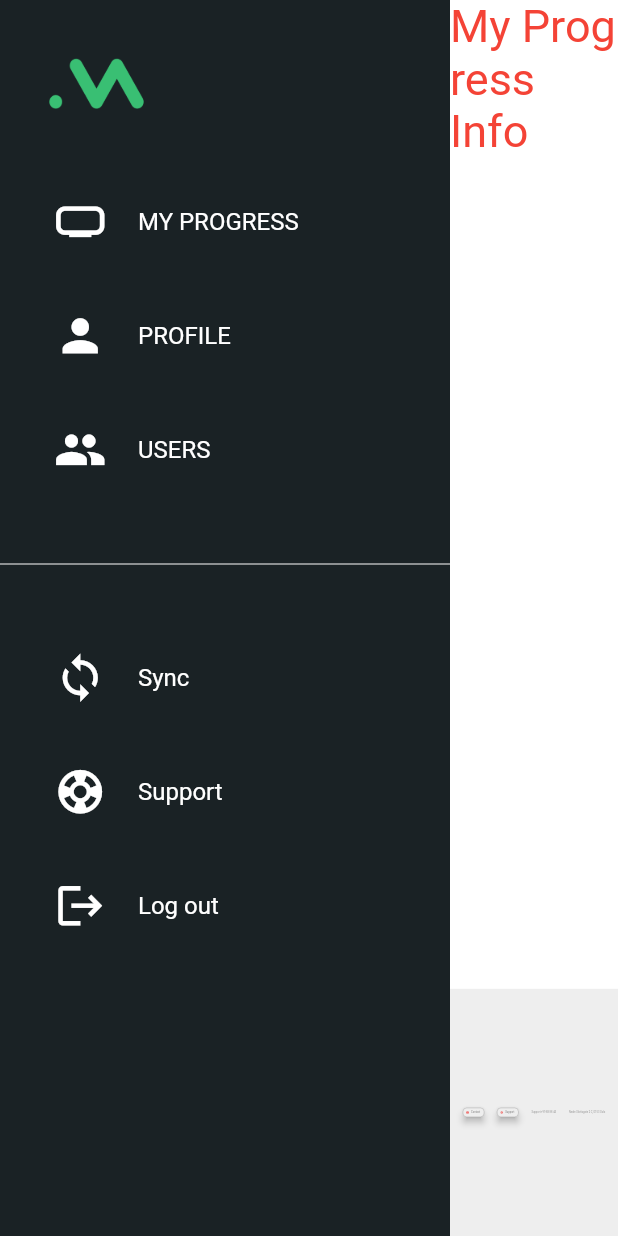
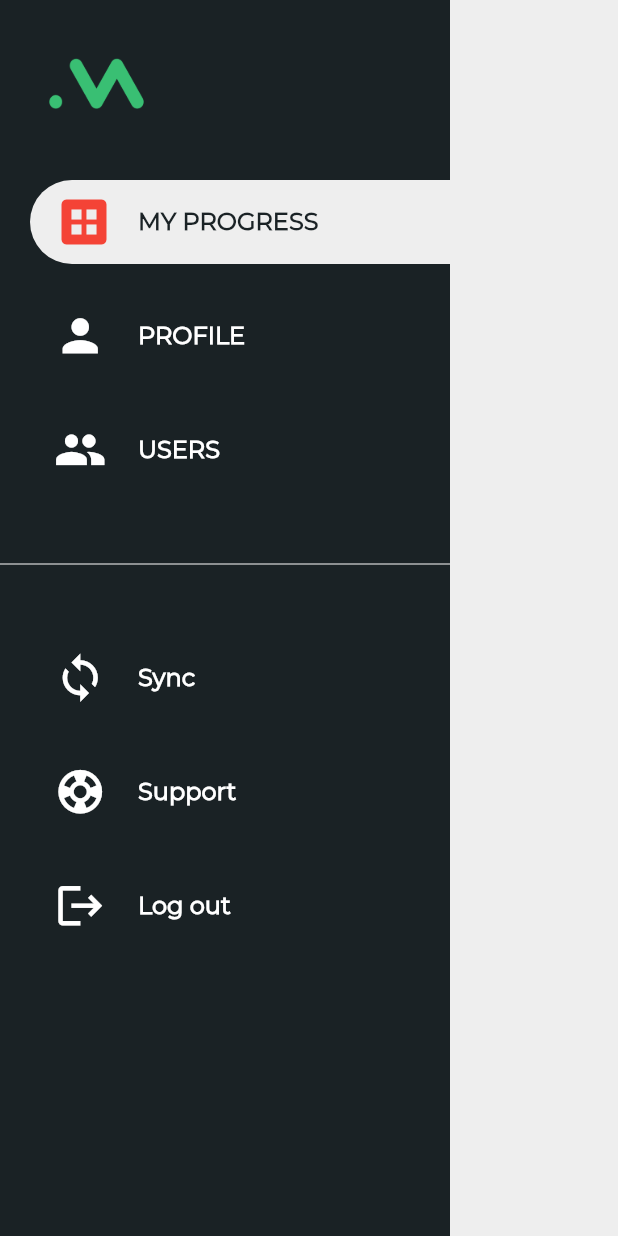
Before and after one commit to matanyos/smart_alert_demo_flutter, a Flutter app: the FullScreenHomePage screen opened directly, on a phone screen of 412 x 824 dp. Run offline on Flutter 3.47's test engine with Material 2 defaults, Android fonts, the light colour scheme and no system bars.

Commit message:
setup navigation menu

```diff
--- a/lib/main.dart
+++ b/lib/main.dart
@@ -1,11 +1,16 @@
 import 'package:flutter/material.dart';
+import 'package:provider/provider.dart';
+import 'package:smart_alert_demo_flutter/navigation_provider.dart';
 import 'package:smart_alert_demo_flutter/widgets/login_widget.dart';
 
 void main() {
-  runApp(const MaterialApp(
-    home: SmartAlertDemoApp(),
-    title: "Smart Alert | Minuendo",
-    ));
+  runApp(ChangeNotifierProvider(
+    create:(context)=> NavigationProvider(),
+    child: const MaterialApp(
+      home: SmartAlertDemoApp(),
+      title: "Smart Alert | Minuendo",
+      ),
+  ));
 }
 
 class SmartAlertDemoApp extends StatelessWidget {
--- /dev/null
+++ b/lib/navigation_provider.dart
@@ -0,0 +1,14 @@
+import 'package:flutter/foundation.dart';
+import 'package:smart_alert_demo_flutter/widgets/widgets_helper.dart';
+
+class NavigationProvider extends ChangeNotifier{
+  AppMenuItem menuItem = AppMenuItem.myProgress;
+
+  AppMenuItem get navigationItem => menuItem;
+
+  void setCurrentAppMenuItem(AppMenuItem item)
+{
+  menuItem = item;
+  notifyListeners();
+}
+}
--- a/lib/widgets/footer.dart
+++ b/lib/widgets/footer.dart
@@ -17,6 +17,7 @@ const Footer({Key? key, required this.isLoginPage}) : super(key: key);
                         await launchUrl(Uri(scheme: 'mailto',path:'support@minuendo.com'));
                        },
                       style: ButtonStyle(
+                        elevation: MaterialStateProperty.all<double>(0),
                           backgroundColor:
                               MaterialStateProperty.all<Color>(isLoginPage ?Colors.transparent:Colors.grey.shade200),
                           shape: MaterialStateProperty.all<RoundedRectangleBorder>(
@@ -35,6 +36,7 @@ const Footer({Key? key, required this.isLoginPage}) : super(key: key);
                         Utilities.openBrowserUrl(url: url);
                       },
                       style: ButtonStyle(
+                        elevation: MaterialStateProperty.all<double>(0),
                           backgroundColor:
                               MaterialStateProperty.all<Color>(isLoginPage ?Colors.transparent:Colors.grey.shade200),
                           shape: MaterialStateProperty.all<RoundedRectangleBorder>(
--- a/lib/widgets/home_page.dart
+++ b/lib/widgets/home_page.dart
@@ -17,16 +17,15 @@ class HomePageState extends State<HomePage>
   {
       return Scaffold(
         appBar:AppBar(
-          title: Container(alignment: Alignment.center,
-          child: Center(
-            child: SizedBox(
-              height: 50,
-              child: Image.asset('assets/logo.png')),
-          )),
+          title: Image.asset('assets/logo.png',height: 60),
+          centerTitle: true,
           backgroundColor: const Color.fromARGB(255,26,34,37),
           toolbarHeight: 50,
         ),
-        drawer: NavigationDrawer(onMenuItemChanged: (item) => setState(()=> currentMenuItem = item)));
+        body: Container(
+          color: Colors.grey.shade200,
+          child: Column(children: [WidgetHelper.getWidgetView(menuItem: currentMenuItem,context: context)])),
+        drawer: const NavigationDrawer());
   }
 }
 
@@ -45,30 +44,10 @@ class _FullScreenHomePageState extends State<FullScreenHomePage> {
   Widget build(BuildContext context) => Scaffold(
     body: Row(
       children: [
-         NavigationDrawer(onMenuItemChanged: (item) => setState(()=> currentMenuItem = item)),
-         getWidgetView(menuItem: currentMenuItem),
+         const NavigationDrawer(),
+         Expanded(child: Container(color: Colors.grey.shade200, child: WidgetHelper.getWidgetView(menuItem: currentMenuItem,context: context))),
       ]
     )
   );
 
-  Widget getWidgetView({required AppMenuItem menuItem})
-  {
-    if(menuItem == AppMenuItem.myProgress)
-      {
-        return WidgetHelper.getMyProgressView();
-      }
-      else if(menuItem == AppMenuItem.profile)
-      {
-        return const Text('Profile');
-      }
-      else if(menuItem == AppMenuItem.users)
-      {
-        return const Text('Users');
-      }
-      else
-      {
-        return const Text('Sync');
-      }
-  }
-
 }
--- /dev/null
+++ b/lib/widgets/my_progress_view.dart
@@ -0,0 +1,21 @@
+import 'package:flutter/material.dart';
+import 'package:smart_alert_demo_flutter/widgets/widgets_helper.dart';
+
+class MyProgressViewWidget extends StatelessWidget {
+  const MyProgressViewWidget({
+    Key? key,
+  }) : super(key: key);
+
+  @override
+  Widget build(BuildContext context) {
+    return Padding(
+      padding: const EdgeInsets.fromLTRB(200,50,200,50),
+      child: Column(
+        children: [
+          Expanded(flex : 5,child: Container(height: 900,width: 400, color: Colors.blue)),
+          WidgetHelper.getViewsFooter()
+        ],
+      )
+    );
+  }
+}
--- a/lib/widgets/navigation_drawer.dart
+++ b/lib/widgets/navigation_drawer.dart
@@ -4,9 +4,8 @@ import 'package:smart_alert_demo_flutter/widgets/widgets_helper.dart';
 
 class NavigationDrawer extends StatelessWidget {
 
-final Function(AppMenuItem) onMenuItemChanged;
 
-    const NavigationDrawer({Key? key, required this.onMenuItemChanged}) : super(key: key);
+    const NavigationDrawer({Key? key}) : super(key: key);
   @override
     Widget build(BuildContext context)
 {
@@ -14,21 +13,22 @@ final Function(AppMenuItem) onMenuItemChanged;
 
     return Drawer(
     width: widthValue,
-    backgroundColor: const Color.fromARGB(255,26,34,37),
-      child:SingleChildScrollView(
-        child: Container(
-          color:const Color.fromARGB(255,26,34,37) ,
-          child: Column(
-            crossAxisAlignment: CrossAxisAlignment.stretch,
-            children: [
-              WidgetHelper.buildHeader(context),
-              Padding(
-                padding: const EdgeInsets.only(top:30),
-                 child: WidgetHelper.buildMenuItems(
-                  context,
-                  (item)=>{onMenuItemChanged(item)}))
-            ],),
-        )));
+      child:Container(
+        color:const Color.fromARGB(255,26,34,37),
+        child: ListView(
+          children: [
+              Column(
+                children:[
+                    WidgetHelper.buildHeader(context),
+                    Column(
+                      children: [
+                         Padding(
+                            padding: const EdgeInsets.only(top:30),
+                            child: WidgetHelper.buildMenuItems(context)),
+              ],
+            ),])
+          ],),
+      ));
 }
 
 }
--- a/lib/widgets/password_field_text.dart
+++ b/lib/widgets/password_field_text.dart
@@ -15,7 +15,7 @@ class PasswordTextFieldState extends State<PasswordTextField> {
   TextEditingController passwordTextFieldController;
   PasswordTextFieldState({required this.passwordTextFieldController});
   final textFieldFocusNode = FocusNode();
-  bool obscured = false;
+  bool obscured = true;
 
   void toggleObscured() {
     setState(() {
--- a/lib/widgets/widgets_helper.dart
+++ b/lib/widgets/widgets_helper.dart
@@ -1,87 +1,166 @@
 import 'package:flutter/foundation.dart';
 import 'package:flutter/material.dart';
+import 'package:provider/provider.dart';
+import 'package:smart_alert_demo_flutter/navigation_provider.dart';
 import 'package:smart_alert_demo_flutter/widgets/footer.dart';
 
 import '../main.dart';
 import '../utilities.dart';
+import 'my_progress_view.dart';
 
-class WidgetHelper
-{
-    static Widget buildHeader(BuildContext context)
-    {
+class WidgetHelper {
+  static Widget buildHeader(BuildContext context) {
     return Container(
-            padding:EdgeInsets.only(top:MediaQuery.of(context).padding.top),
-            child: Container(height: 90,color:const Color.fromARGB(255,26,34,37),
-            child: Row(
-              children: [Padding(
-                padding: const EdgeInsets.fromLTRB(20,30,0,0),
+        padding: EdgeInsets.only(top: MediaQuery.of(context).padding.top),
+        child: Container(
+          height: 90,
+          color: const Color.fromARGB(255, 26, 34, 37),
+          child: Row(children: [
+            Padding(
+              padding: const EdgeInsets.fromLTRB(20, 30, 0, 0),
               child: Image.asset('assets/iconGreen.PNG'),
-              )]),
+            )
+          ]),
         ));
   }
-    static Widget buildMenuItems(BuildContext context, Function(AppMenuItem) selected)
-    {
+
+  static Widget buildMenuItems(BuildContext context) {
     return Column(
       children: [
-                createMenuItem(title:'MY PROGRESS',icon: Icons.home_max_outlined, onTapFunction: ()=>selected(AppMenuItem.myProgress)),
+        createMenuItem(
+            title: 'MY PROGRESS',
+            menuItem: AppMenuItem.myProgress,
+            icon: Icons.dataset_rounded,
+            context: context),
         const SizedBox(height: 20),
-                createMenuItem(title:'PROFILE',icon: Icons.person, onTapFunction: ()=>selected(AppMenuItem.profile)),
+        createMenuItem(
+            title: 'PROFILE',
+            menuItem: AppMenuItem.profile,
+            icon: Icons.person,
+            context: context),
         const SizedBox(height: 20),
-                createMenuItem(title:'USERS',icon: Icons.people,onTapFunction: ()=>selected(AppMenuItem.users)),
+        createMenuItem(
+            title: 'USERS',
+            menuItem: AppMenuItem.users,
+            icon: Icons.people,
+            context: context),
         const SizedBox(height: 40),
         const Divider(color: Colors.white),
         const SizedBox(height: 40),
-                createMenuItem(title:'Sync',icon: Icons.sync, onTapFunction: ()=>selected(AppMenuItem._sync)),
+        createMenuItem(
+            title: 'Sync',
+            menuItem: AppMenuItem._sync,
+            icon: Icons.sync,
+            context: context),
         const SizedBox(height: 20),
-                createMenuItem(title:'Support',icon: Icons.support,onTapFunction: ()
-                {
-                  final Uri url = Uri(scheme: 'https',host: 'help.minuendo.com',path: '/en/support/smart-alert-earplug',query: 'utm_medium=link&utm_source=url');
+        createMenuItem(
+            title: 'Support',
+            menuItem: AppMenuItem.support,
+            icon: Icons.support,
+            onTapFunction: () {
+              final Uri url = Uri(
+                  scheme: 'https',
+                  host: 'help.minuendo.com',
+                  path: '/en/support/smart-alert-earplug',
+                  query: 'utm_medium=link&utm_source=url');
               Utilities.openBrowserUrl(url: url);
-                }),
+            },
+            context: context),
         const SizedBox(height: 20),
-                createMenuItem(title:'Log out',icon: Icons.logout,onTapFunction: (){Navigator.of(context).pushReplacement(MaterialPageRoute(builder: (context) => const SmartAlertDemoApp()));}),
+        createMenuItem(
+            title: 'Log out',
+            menuItem: AppMenuItem.logOut,
+            icon: Icons.logout,
+            onTapFunction: () {
+              Navigator.of(context).pushReplacement(MaterialPageRoute(
+                  builder: (context) => const SmartAlertDemoApp()));
+            },
+            context: context),
       ],
     );
   }
-    static Widget createMenuItem({required String title, required Function() onTapFunction, required IconData icon})
-    {
-        double fontSize = (defaultTargetPlatform == TargetPlatform.iOS || defaultTargetPlatform == TargetPlatform.android) ? 16 : 22;
-        double leftPadding = (defaultTargetPlatform == TargetPlatform.iOS || defaultTargetPlatform == TargetPlatform.android) ? 20 : 40;
+
+  static Widget createMenuItem(
+      {required String title,
+      required AppMenuItem menuItem,
+      Function? onTapFunction,
+      required IconData icon,
+      required BuildContext context}) {
+    double fontSize = (defaultTargetPlatform == TargetPlatform.iOS ||
+            defaultTargetPlatform == TargetPlatform.android)
+        ? 16
+        : 22;
+    double leftPadding = (defaultTargetPlatform == TargetPlatform.iOS ||
+            defaultTargetPlatform == TargetPlatform.android)
+        ? 20
+        : 50;
+
+    final provider = Provider.of<NavigationProvider>(context);
+    final currentItem = provider.navigationItem;
+    final isSelected = menuItem == currentItem;
 
     return Padding(
       padding: EdgeInsets.only(left: leftPadding),
+      child: Material(
+        color: Colors.transparent,
         child: ListTile(
-                  leading: Icon(icon, color: Colors.white,size: 35),
-                  title:  Text(title, style: TextStyle(fontSize: fontSize,color: Colors.white)),
-                  onTap: ()=> onTapFunction()),
-              );
+            shape: const RoundedRectangleBorder(
+                borderRadius:
+                    BorderRadius.horizontal(left: Radius.circular(50))),
+            leading: Icon(icon,
+                color: isSelected ? Colors.red : Colors.white,
+                size: isSelected ? 40 : 35),
+            title: Text(title,
+                style: TextStyle(
+                    fontSize: fontSize,
+                    fontFamily: 'Montserrat',
+                    fontWeight: FontWeight.bold,
+                    color: isSelected
+                        ? const Color.fromARGB(255, 26, 34, 37)
+                        : Colors.white)),
+            selected: isSelected,
+            selectedTileColor: Colors.grey.shade200,
+            onTap: () {
+              if (onTapFunction != null) {
+                onTapFunction.call();
+              } else {
+                if (defaultTargetPlatform == TargetPlatform.iOS ||
+                    defaultTargetPlatform == TargetPlatform.android) {
+                  Navigator.pop(context);
                 }
-    static Widget getMyProgressView()
-    {
-    return Expanded(
-        child: Container(color: Colors.grey.shade200,
-            child: Column(
-                 mainAxisAlignment: MainAxisAlignment.spaceAround,
-                children: [
-                   Expanded(flex: 4,
-                      child: Container(constraints: const BoxConstraints(maxWidth: 300),
-                          color: Colors.white,
-                          child: const Text('My Progress Info', style: TextStyle(fontSize: 30, color: Colors.red),),)),
-                    const Expanded(flex: 1,
-                      child:  FittedBox(
-                          child: Padding(
-                          padding: EdgeInsets.all(50),
-                          child: Footer(isLoginPage: false),
-                        )))
-
-                  ],),
+                provider.setCurrentAppMenuItem(menuItem);
+              }
+            }),
       ),
     );
   }
+
+  static Widget getWidgetView(
+      {required AppMenuItem menuItem, required BuildContext context}) {
+
+    final provider = Provider.of<NavigationProvider>(context);
+    final currentItem = provider.navigationItem;
+
+    if (currentItem == AppMenuItem.myProgress) {
+      return const MyProgressViewWidget();
+    } else if (currentItem == AppMenuItem.profile) {
+      return const Text('Profile');
+    } else if (currentItem == AppMenuItem.users) {
+      return const Text('Users');
+    } else {
+      return const Text('Sync');
     }
-  enum AppMenuItem {
-  myProgress,
-  profile,
-  users,
-  _sync,
   }
+
+  static Widget getViewsFooter() {
+    return const Expanded(
+        flex: 1,
+        child: FittedBox(
+            child: Padding(
+          padding: EdgeInsets.fromLTRB(70,100,70,0),
+          child: Footer(isLoginPage: false),
+        )));
+  }
+}
+
+enum AppMenuItem { myProgress, profile, users, support, _sync, logOut }
--- a/pubspec.yaml
+++ b/pubspec.yaml
@@ -33,6 +33,7 @@ dependencies:
     sdk: flutter
   flutter_email_sender: ^5.1.0
   url_launcher: ^6.1.5
+  provider: ^5.0.0
 
 dev_dependencies:
 
```
Also changed, not shown: pubspec.lock. Lines whose indentation alone changed are shown as unchanged.
